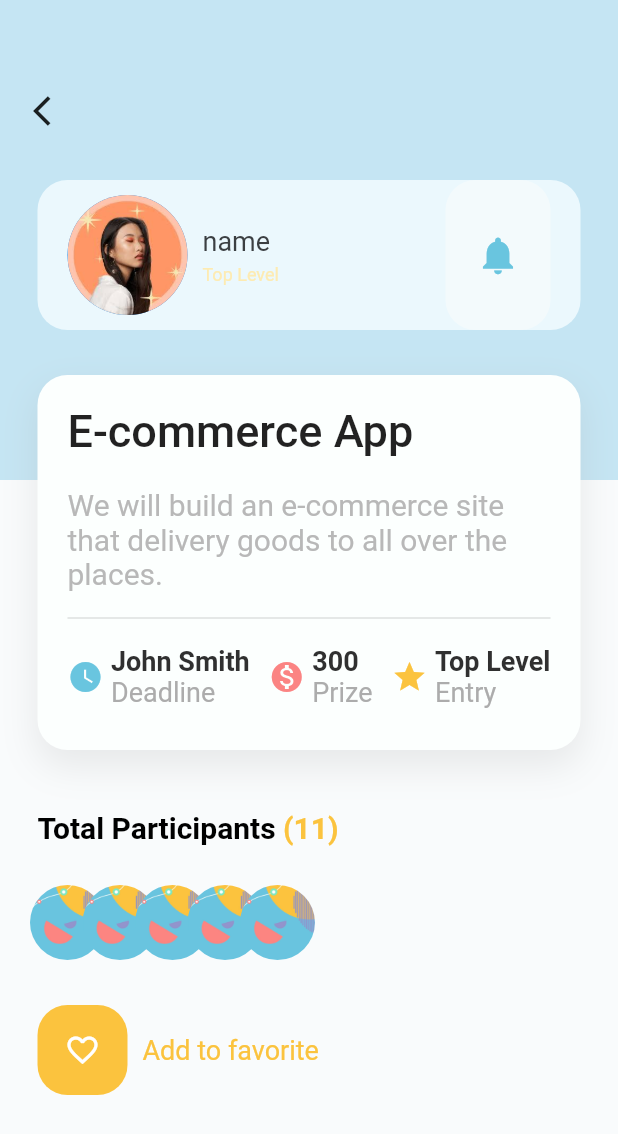
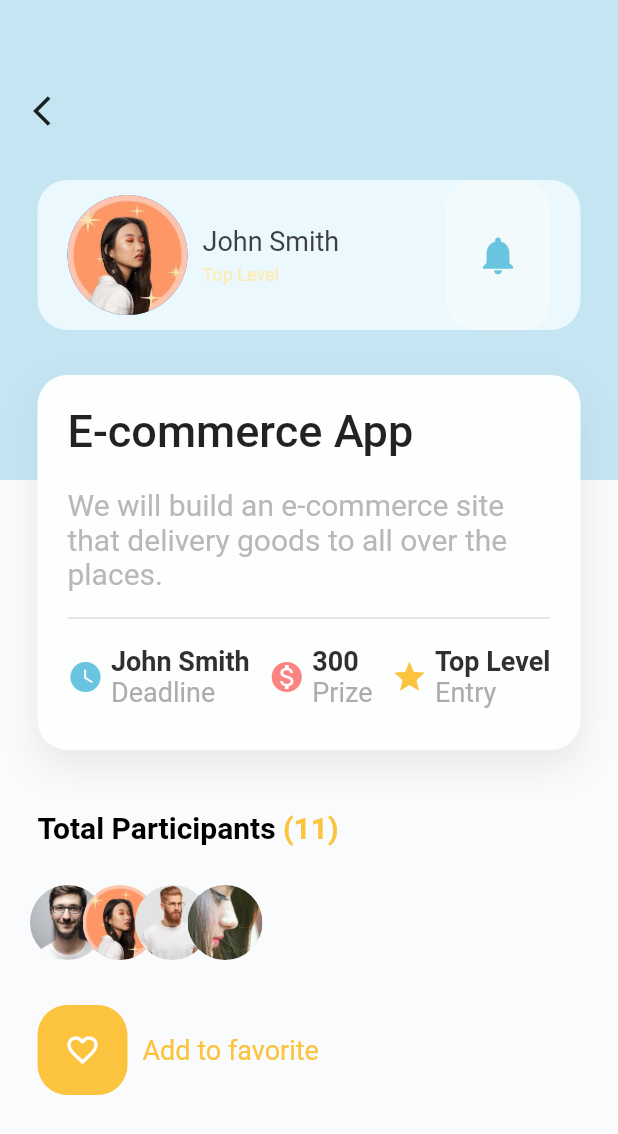
Before and after one commit to RonwasHere/delivery_app_gex, a Flutter app: the ContentPage screen opened directly, after a tap on "E-commerce App", on a phone screen of 412 x 824 dp. Shown: the top 1134 px of the screen. Run offline on Flutter 3.47's test engine with Material 2 defaults, Android fonts, the phone set to English and light mode, and no system bars; our stand-ins replace get.

Commit message:
feat = update add image in content and my detail page, read from json

```diff
--- a/lib/content_page.dart
+++ b/lib/content_page.dart
@@ -150,14 +150,14 @@
                 itemCount: info.length,
                 itemBuilder: (_, i) {
                   return GestureDetector(
-                    onTap: (){
+                    onTap: () {
                       Get.toNamed('/detail', arguments: {
-                        'title' : info[i]['title'].toString(),
-                        'text' : info[i]['text'].toString(),
-                        'name' : info[i]['name'].toString(),
-                        'img' : info[i]['img'].toString(),
-                        'time' : info[i]['time'].toString(),
-                        'prize' : info[i]['prize'].toString(),
+                        'title': info[i]['title'].toString(),
+                        'text': info[i]['text'].toString(),
+                        'name': info[i]['name'].toString(),
+                        'img': info[i]['img'].toString(),
+                        'time': info[i]['time'].toString(),
+                        'prize': info[i]['prize'].toString(),
                       });
                     },
                     child: Container(
@@ -247,7 +247,12 @@
                     height: 50,
                     decoration: BoxDecoration(
                         borderRadius: BorderRadius.circular(10), color: Color(0xFFfdc33c)),
-                    child: GestureDetector(),
+                    child: GestureDetector(
+                      child: Icon(
+                        Icons.arrow_forward_ios,
+                        color: Colors.white,
+                      ),
+                    ),
                   )
                 ],
               ),
@@ -262,7 +267,7 @@
                 child: ListView.builder(
                   shrinkWrap: true,
                   scrollDirection: Axis.vertical,
-                        itemCount: 4,
+                  itemCount: list.length,
                   itemBuilder: (_, i) {
                     return Container(
                       width: width,
@@ -278,7 +283,9 @@
                           children: [
                             CircleAvatar(
                               radius: 40,
-                                    backgroundImage: AssetImage("img/background.jpg"),
+                              backgroundImage: AssetImage(
+                                list[i]['img'],
+                              ),
                             ),
                             SizedBox(
                               width: 10,
@@ -288,10 +295,10 @@
                               crossAxisAlignment: CrossAxisAlignment.start,
                               children: [
                                 Text(
-                                        "Status",
+                                  list[i]['status'],
                                   style: TextStyle(
-                                            color: Color(0xFFfdebb2),
-                                            fontSize: 12,
+                                      color: Colors.orange,
+                                      fontSize: 20,
                                       decoration: TextDecoration.none),
                                 ),
                                 SizedBox(
@@ -300,7 +307,7 @@
                                 SizedBox(
                                   width: 170,
                                   child: Text(
-                                          "Text",
+                                    list[i]['text'],
                                     style: TextStyle(
                                         color: Color(0xFF3b3f42),
                                         fontSize: 18,
@@ -325,7 +332,10 @@
                         ),
                       ),
                     );
-                        }))),
+                  },
+                ),
+              ),
+            ),
           ],
         ),
       ),
--- a/lib/my_detail_page.dart
+++ b/lib/my_detail_page.dart
@@ -1,4 +1,6 @@
 // ignore_for_file: sized_box_for_whitespace, avoid_unnecessary_containers
+
+import 'dart:convert';
 
 import 'package:flutter/material.dart';
 import 'package:get/get.dart';
@@ -11,6 +13,21 @@
 }
 
 class _DetailPageState extends State<DetailPage> {
+  List imgs = [];
+  _readData() async {
+    await DefaultAssetBundle.of(context).loadString("json/detail.json").then((s) {
+      setState(() {
+        imgs = json.decode(s);
+      });
+    });
+  }
+
+  @override
+  void initState() {
+    _readData();
+    super.initState();
+  }
+
   @override
   Widget build(BuildContext context) {
     double height = MediaQuery.of(context).size.height;
@@ -48,7 +65,9 @@
                     children: [
                       CircleAvatar(
                         radius: 40,
-                        backgroundImage: AssetImage(Get.arguments['img']),
+                        backgroundImage: AssetImage(
+                          Get.arguments['img'],
+                        ),
                       ),
                       SizedBox(
                         width: 10,
@@ -58,7 +77,7 @@
                         crossAxisAlignment: CrossAxisAlignment.start,
                         children: [
                           Text(
-                            "name",
+                            Get.arguments['name'],
                             style: TextStyle(
                                 color: Color(0xFF3b3f42),
                                 fontSize: 18,
@@ -259,8 +278,9 @@
                       ])),
                 )),
             //images
-            Stack(children: [
-              for (int i = 0; i < 5; i++)
+            Stack(
+              children: [
+                for (int i = 0; i < imgs.length; i++)
                   Positioned(
                     top: 590,
                     left: (20 + i * 35).toDouble(),
@@ -270,10 +290,15 @@
                       decoration: BoxDecoration(
                         borderRadius: BorderRadius.circular(25),
                         image: DecorationImage(
-                            image: AssetImage("img/background.jpg"), fit: BoxFit.cover)),
+                            image: AssetImage(
+                              imgs[i]['img'],
+                            ),
+                            fit: BoxFit.cover),
+                      ),
                     ),
                   )
-            ]),
+              ],
+            ),
             //favourite
             Positioned(
                 top: 670,
```
Lines whose indentation alone changed are shown as unchanged.
